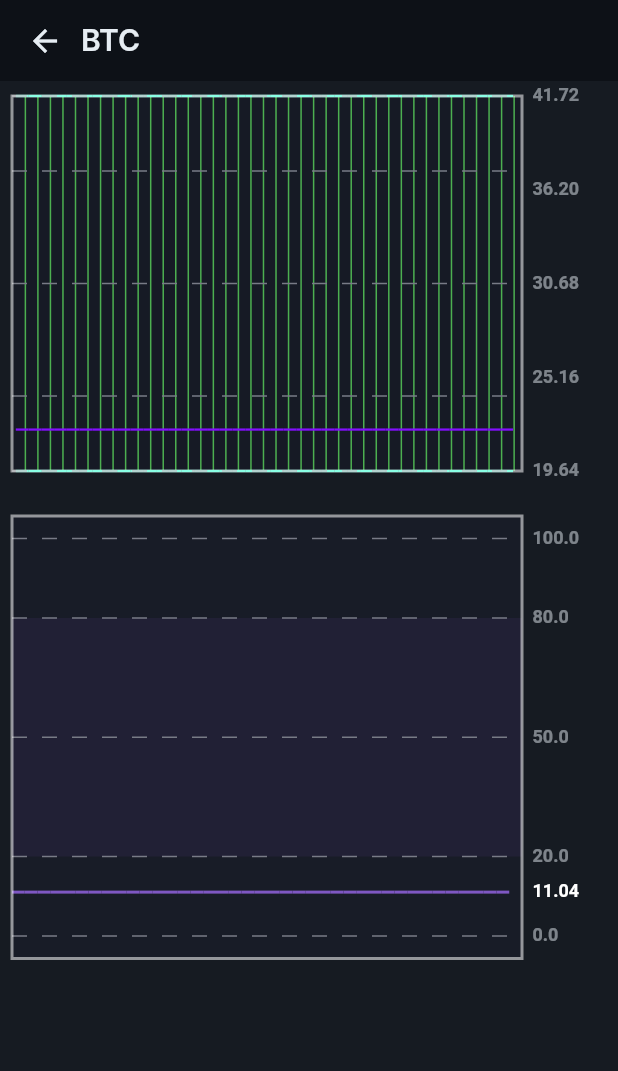
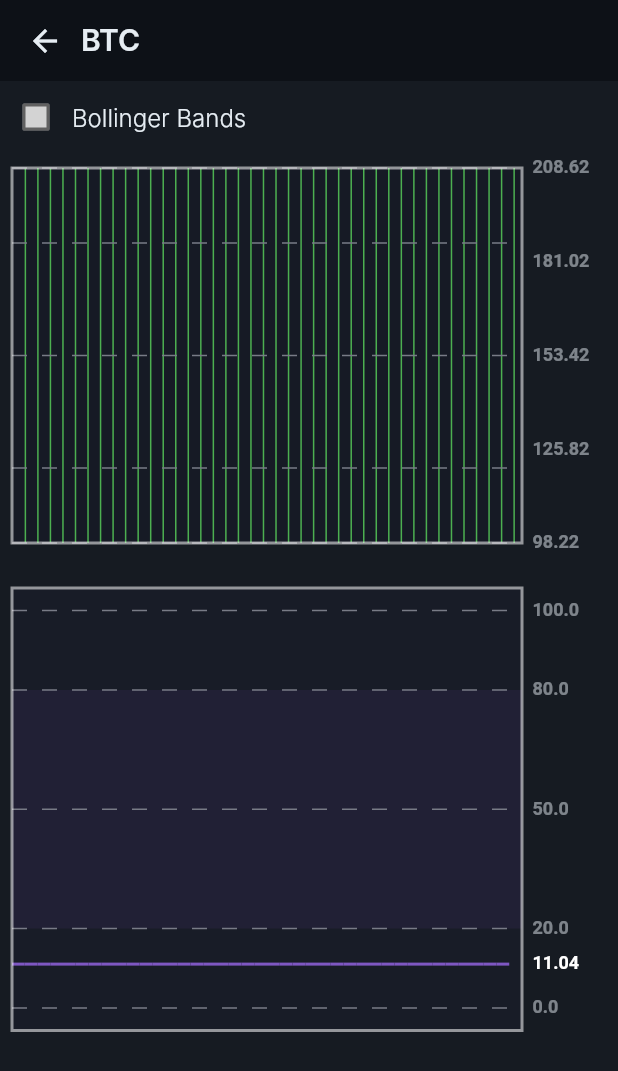
Before and after one commit to FelipeLemosBellini/crypto-visor, a Flutter app: the screen it shows after launch, after a tap on "teste", on a phone screen of 412 x 824 dp. Shown: the top 1071 px of the screen. Run offline on Flutter 3.47's test engine with Material 3 defaults, Android fonts, the phone set to English and light mode, and no system bars; our stand-ins replace dartz, dio, flutter_bloc, flutter_svg, get_it, go_router; Roboto replaces fonts that are missing (Inter).

Commit message:
create crypto_visor_checkbox_widget.dart

```diff
--- a/lib/screens/structure/home/data_asset/data_asset_bloc.dart
+++ b/lib/screens/structure/home/data_asset/data_asset_bloc.dart
@@ -23,13 +23,17 @@ class DataAssetBloc extends Cubit<DataAssetState> {
     _createBollinger();
   }
 
+  void setValueBollinger(bool? value){
+    emit(state.copyWith(showBollinger: value!));
+  }
+
   void _createCandles() {
     List<CandleDataEntity> candleData = [];
 
     for (int i = 0; i < 40; i++) {
       DateTime timestamp = DateTime(2024, 1, 1 + i);
-      double open = Random().nextDouble() * (200 - 0) + 0;
-      double high = open + Random().nextDouble() * (200 - open);
+      double open = Random().nextDouble() * (1000 - 0) + 0;
+      double high = open + Random().nextDouble() * (1000 - open);
       double low = open - Random().nextDouble() * (open - 0);
       double close = low + Random().nextDouble() * (high - low);
 
@@ -49,8 +53,8 @@ class DataAssetBloc extends Cubit<DataAssetState> {
 
     for (int i = 0; i < 40; i++) {
       DateTime timestamp = DateTime(2024, 1, 1 + i);
-      double open = Random().nextDouble() * (200 - 0) + 0;
-      double high = open + Random().nextDouble() * (200 - open);
+      double open = Random().nextDouble() * (1000 - 0) + 0;
+      double high = open + Random().nextDouble() * (1000 - open);
       double low = open - Random().nextDouble() * (open - 0);
       double close = low + Random().nextDouble() * (high - low);
 
--- a/lib/screens/structure/home/data_asset/data_asset_page.dart
+++ b/lib/screens/structure/home/data_asset/data_asset_page.dart
@@ -4,8 +4,10 @@ import 'package:cryptovisor/screens/structure/home/data_asset/data_asset_bloc.da
 import 'package:cryptovisor/screens/structure/home/data_asset/data_asset_state.dart';
 import 'package:cryptovisor/screens/widgets/charts/candlestick/candlestick_chart_painter.dart';
 import 'package:cryptovisor/screens/widgets/charts/rsi/line_chart_painter.dart';
+import 'package:cryptovisor/screens/widgets/crypto_visor_checkbox_widget.dart';
 import 'package:cryptovisor/screens/widgets/export_crypto_visor_material.dart';
 import 'package:flutter/material.dart';
+import 'package:flutter/rendering.dart';
 import 'package:flutter_bloc/flutter_bloc.dart';
 import 'package:get_it/get_it.dart';
 import 'package:go_router/go_router.dart';
@@ -42,7 +44,7 @@ class _DataAssetPageState extends State<DataAssetPage> with TickerProviderStateM
             backgroundColor: CryptoVisorColors.scaffoldColor,
             appBar: CryptoVisorAppBar(textTitle: widget.ticker, onTap: () => context.pop()),
             body: ListView(children: [
-              // Checkbox(value: value, onChanged: onChanged),
+              CryptoVisorCheckboxWidget(value: state.showBollinger, setValue: _bloc.setValueBollinger),
               Padding(
                   padding: const EdgeInsets.only(top: 10, left: 8, right: 4),
                   child: Visibility(
@@ -56,7 +58,9 @@ class _DataAssetPageState extends State<DataAssetPage> with TickerProviderStateM
                                 width: MediaQuery.sizeOf(context).width,
                                 child: CustomPaint(
                                     painter: CandleSticksChartPainter(
-                                        candles: state.candles, bollingerBandsModel: state.bollinger)));
+                                        showBollinger: state.showBollinger,
+                                        candles: state.candles,
+                                        bollingerBandsModel: state.bollinger)));
                           }))),
               Padding(
                   padding: const EdgeInsets.only(top: 30, left: 8, right: 4),
--- a/lib/screens/structure/home/data_asset/data_asset_state.dart
+++ b/lib/screens/structure/home/data_asset/data_asset_state.dart
@@ -4,6 +4,7 @@ import 'package:cryptovisor/core/entity/crypto_data/exponential_moving_average_o
 import 'package:cryptovisor/core/entity/crypto_data/relative_strength_index_model.dart';
 
 class DataAssetState {
+  bool showBollinger = false;
   List<RelativeStrengthIndexModel> rsi = [];
   List<BollingerBandsModel> bollinger = [];
 
@@ -13,8 +14,10 @@ class DataAssetState {
     List<RelativeStrengthIndexModel>? rsi,
     List<BollingerBandsModel>? bollinger,
     List<CandleDataEntity>? candles,
+    bool? showBollinger,
   }) {
     return DataAssetState()
+      ..showBollinger = showBollinger ?? this.showBollinger
       ..rsi = rsi ?? this.rsi
       ..bollinger = bollinger ?? this.bollinger
       ..candles = candles ?? this.candles;
--- a/lib/screens/widgets/charts/candlestick/candlestick_chart_painter.dart
+++ b/lib/screens/widgets/charts/candlestick/candlestick_chart_painter.dart
@@ -10,11 +10,12 @@ import 'package:flutter/material.dart';
 class CandleSticksChartPainter extends CustomPainter {
   final List<CandleDataEntity> candles;
   final List<BollingerBandsModel> bollingerBandsModel;
+  final bool showBollinger;
 
   late CandleHelper candleHelper;
   List<double> linesDashed = [0.0, 20.0, 50.0, 80.0, 100.0];
 
-  CandleSticksChartPainter({required this.candles, required this.bollingerBandsModel}) {
+  CandleSticksChartPainter({required this.showBollinger, required this.candles, required this.bollingerBandsModel}) {
     candleHelper = CandleHelper(listCandle: candles);
   }
 
@@ -26,7 +27,7 @@ class CandleSticksChartPainter extends CustomPainter {
     _createBackground(canvas, sizeChart);
     _createCandles(canvas, sizeCandles);
     _createCandlesLines(canvas, sizeCandles);
-    _createBollingerLine(canvas, sizeCandles);
+    if (showBollinger) _createBollingerLine(canvas, sizeCandles);
     _createBandDashedLine(canvas, sizeChart);
     _createLineAround(canvas, sizeChart);
     BaseChart.createWordsDynamicChart(
--- /dev/null
+++ b/lib/screens/widgets/crypto_visor_checkbox_widget.dart
@@ -0,0 +1,36 @@
+import 'package:cryptovisor/screens/helper/export_helper_screen.dart';
+import 'package:flutter/material.dart';
+
+class CryptoVisorCheckboxWidget extends StatelessWidget {
+  final bool value;
+  final Function(bool?)? setValue;
+
+  const CryptoVisorCheckboxWidget({super.key, required this.value, required this.setValue});
+
+  @override
+  Widget build(BuildContext context) {
+    return Padding(
+        padding: EdgeInsets.zero,
+        child: Row(children: [
+          Checkbox.adaptive(
+              value: value,
+              onChanged: setValue,
+              checkColor: CryptoVisorColors.red,
+              overlayColor: MaterialStateProperty.resolveWith((Set states) {
+                if (states.contains(MaterialState.selected)) {
+                  return Color(0xFFFFFFFF);
+                } else {
+                  return Color(0xFFFA0A0A);
+                }
+              }),
+              fillColor: MaterialStateProperty.resolveWith((Set states) {
+                if (states.contains(MaterialState.selected)) {
+                  return Color(0xFFEFEDED);
+                } else {
+                  return Color(0xFFD3D3D3);
+                }
+              })),
+          Text("Bollinger Bands").bodyBaseLight()
+        ]));
+  }
+}
```
